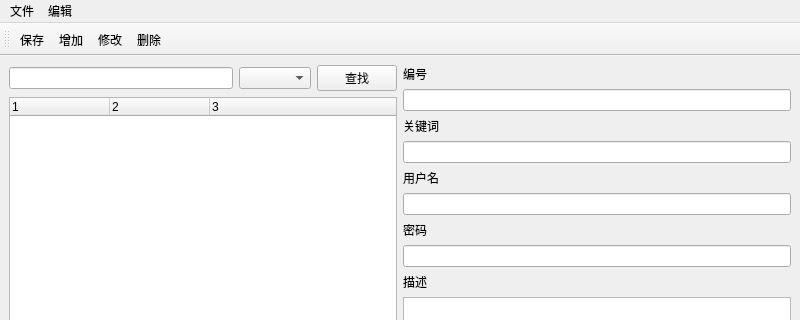
Qt form pwdtool/mainwindow.ui (youlanhai/PasswordMgr) before a commit; both pictures show x 0 to 800 and y 0 to 320 of the 800 by 600 pixel window.
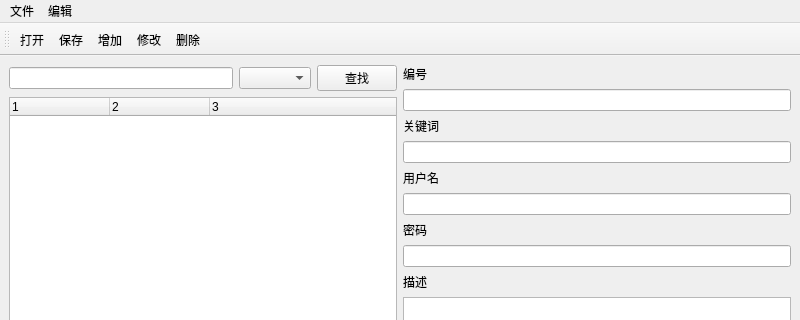
The same form after that commit.

Diff of the .ui file:
```diff
--- a/pwdtool/mainwindow.ui
+++ b/pwdtool/mainwindow.ui
@@ -160,6 +160,7 @@
    <attribute name="toolBarBreak">
     <bool>false</bool>
    </attribute>
+   <addaction name="actionOpen"/>
    <addaction name="actionSave"/>
    <addaction name="actionPwdNew"/>
    <addaction name="actionPwdModify"/>
```
